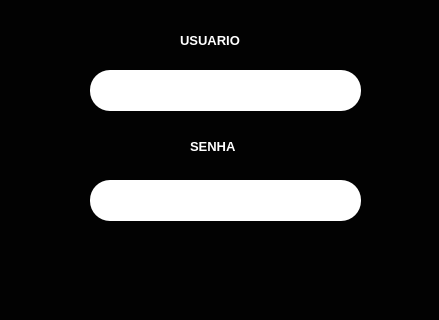
This is modulos/telas/login.ui in AsafViana/Registrador-de-estoque as Qt 5 draws it before an edit; both pictures show x 0 to 439 and y 0 to 320 of the 439 by 600 pixel window. The edited form follows.
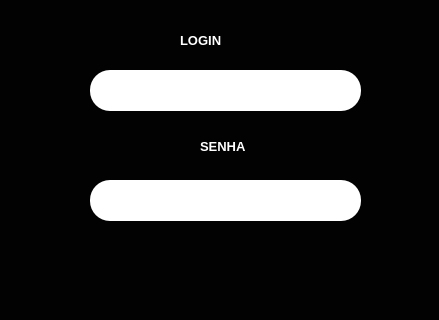
This is the edited form.

What changed in the file:
```diff
--- a/modulos/telas/login.ui
+++ b/modulos/telas/login.ui
@@ -149,13 +149,13 @@
      <string notr="true">color: rgb(255, 255, 255)</string>
     </property>
     <property name="text">
-     <string>USUARIO</string>
+     <string>LOGIN</string>
     </property>
    </widget>
    <widget class="QLabel" name="label_3">
     <property name="geometry">
      <rect>
-      <x>190</x>
+      <x>200</x>
       <y>136</y>
       <width>71</width>
       <height>20</height>
```
